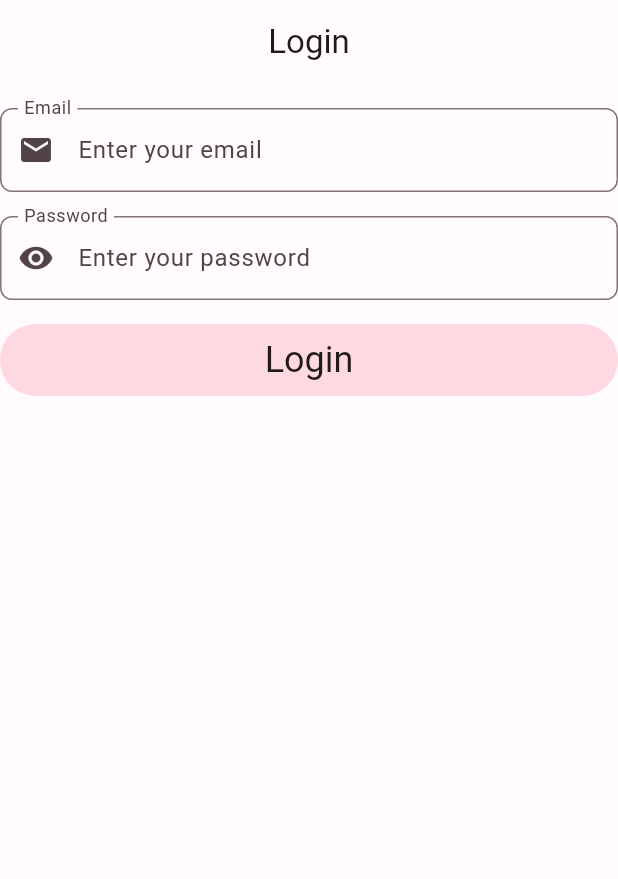
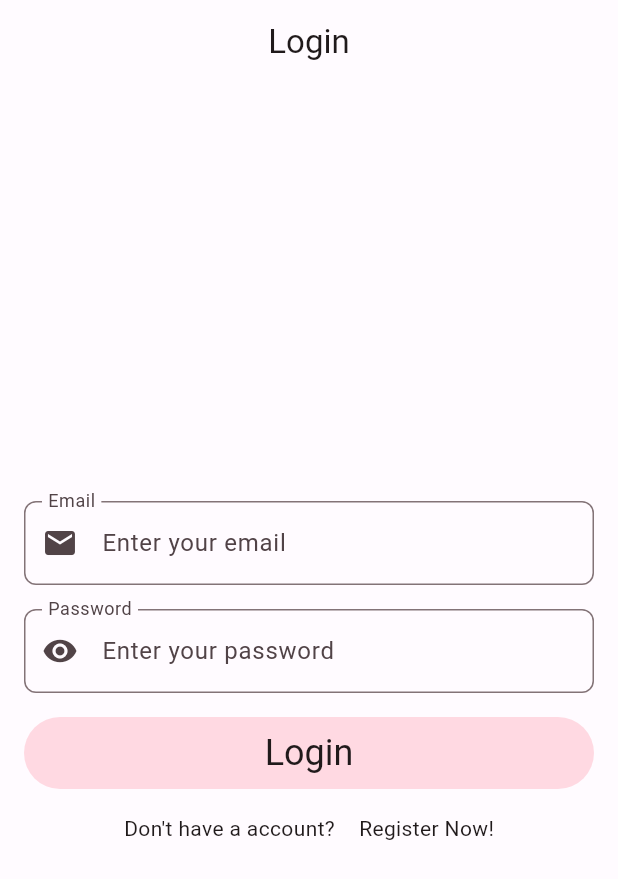
Before and after one commit to rddewan/flutter-clean-architecture-with-cubit, a Flutter app: the screen it shows after launch, on a phone screen of 412 x 824 dp. Shown: the top 879 px of the screen. Run offline on Flutter 3.47's test engine with Material 2 defaults, Android fonts, the phone set to English and light mode, and no system bars; our stand-ins replace equatable, flutter_bloc, freezed_annotation, get_it, go_router.

Commit message:
listen login state change

```diff
--- a/lib/core/route/go_router_provider.dart
+++ b/lib/core/route/go_router_provider.dart
@@ -44,7 +44,7 @@ class GoRouterProvider {
             },
             routes: [
               GoRoute(
-                path: '/signUp',
+                path: 'signUp',
                 name: signUpRoute,
                 builder: (context, state) {
                   return BlocProvider(
--- a/lib/features/auth/login/presentation/ui/login_screen.dart
+++ b/lib/features/auth/login/presentation/ui/login_screen.dart
@@ -1,8 +1,10 @@
 import 'package:flutter/material.dart';
 import 'package:flutter_bloc/flutter_bloc.dart';
+import 'package:go_router/go_router.dart';
 import 'package:todo_app/common/style/dimens.dart';
 import 'package:todo_app/common/widget/form/custom_text_form_field.dart';
 import 'package:todo_app/features/auth/login/presentation/controller/login_controller.dart';
+import 'package:todo_app/features/auth/login/presentation/state/login_state.dart';
 import 'package:todo_app/features/auth/login/presentation/ui/widget/login_button.dart';
 import 'package:todo_app/features/auth/login/presentation/ui/widget/login_password_widget.dart';
 
@@ -32,13 +34,27 @@ class _LoginScreenState extends State<LoginScreen> {
         title: const Text('Login'),
         centerTitle: true,
       ),
-      body: SingleChildScrollView(
+      body: Center(
+        child: SingleChildScrollView(
           child: Form(
             key: _formKey,
+            child: BlocListener<LoginController, LoginState>(
+              listenWhen: (previous, current) {
+                return current.isLoggedIn != previous.isLoggedIn;
+              },
+              listener: (context, state) {
+                if (state.isLoggedIn) {
+                  context.go('/');
+                }
+              },
+              child: Padding(
+                padding: const EdgeInsets.all(kMedium),
                 child: Column(
+                  mainAxisAlignment: MainAxisAlignment.center,
                   children: [
-              const SizedBox(height: kMedium,),
-
+                    const SizedBox(
+                      height: kMedium,
+                    ),
                     CustomTextFormField(
                       controller: _emailController,
                       labelText: 'Email',
@@ -54,16 +70,15 @@ class _LoginScreenState extends State<LoginScreen> {
                       },
                       onChanged: (value) {
                         context.read<LoginController>().setFormData(
-                    key: 'email', value: value,
+                              key: 'email',
+                              value: value,
                             );
                         return null;
                       },
                     ),
-
                     const SizedBox(
                       height: kMedium,
                     ),
-
                     LoginPasswordWidget(
                       formKey: 'password',
                       labelText: 'Password',
@@ -71,16 +86,34 @@ class _LoginScreenState extends State<LoginScreen> {
                       validatorText: 'password is empty',
                       passwordController: _passwordController,
                     ),
-
                     const SizedBox(
                       height: kMedium,
                     ),
-
                     LoginButton(
                       onPressed: _login,
+                    ),
+                    const SizedBox(
+                      height: kMedium,
+                    ),
+                    Row(
+                      mainAxisAlignment: MainAxisAlignment.center,
+                      children: [
+                        const Text("Don't have a account?"),
+                        const SizedBox(
+                          width: kMedium,
+                        ),
+                        GestureDetector(
+                          onTap: () {
+                            context.go('/login/signUp');
+                          },
+                          child: const Text("Register Now!"),
                         )
-
                       ],
+                    )
+                  ],
+                ),
+              ),
+            ),
           ),
         ),
       ),
```
Lines whose indentation alone changed are shown as unchanged.
